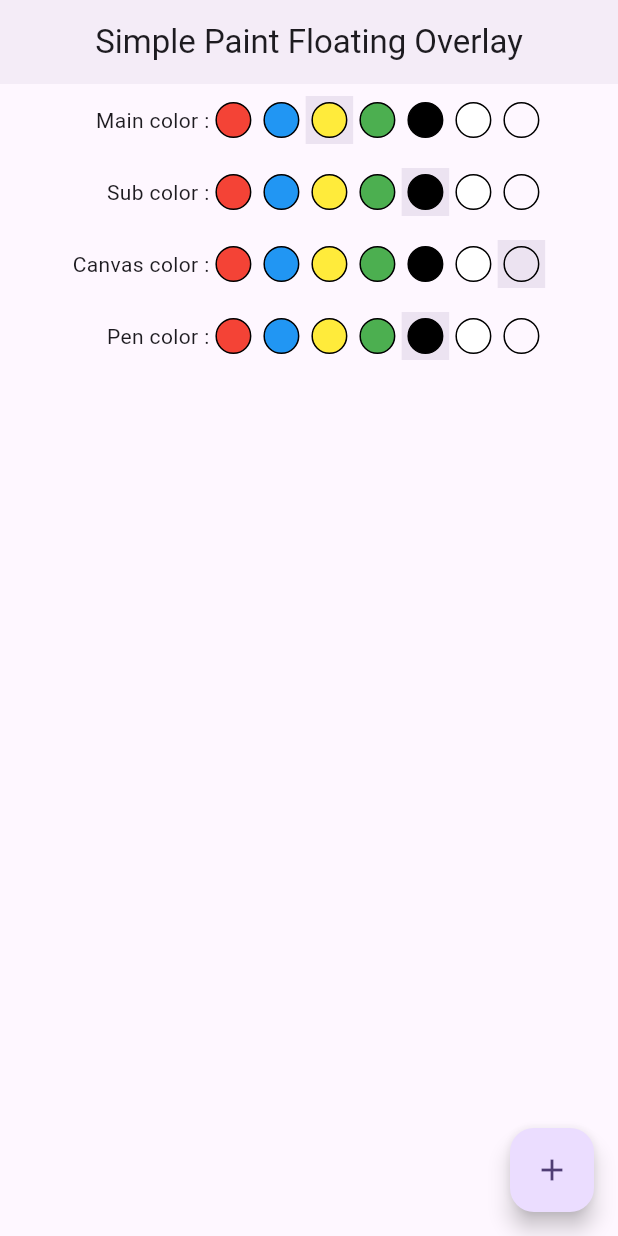
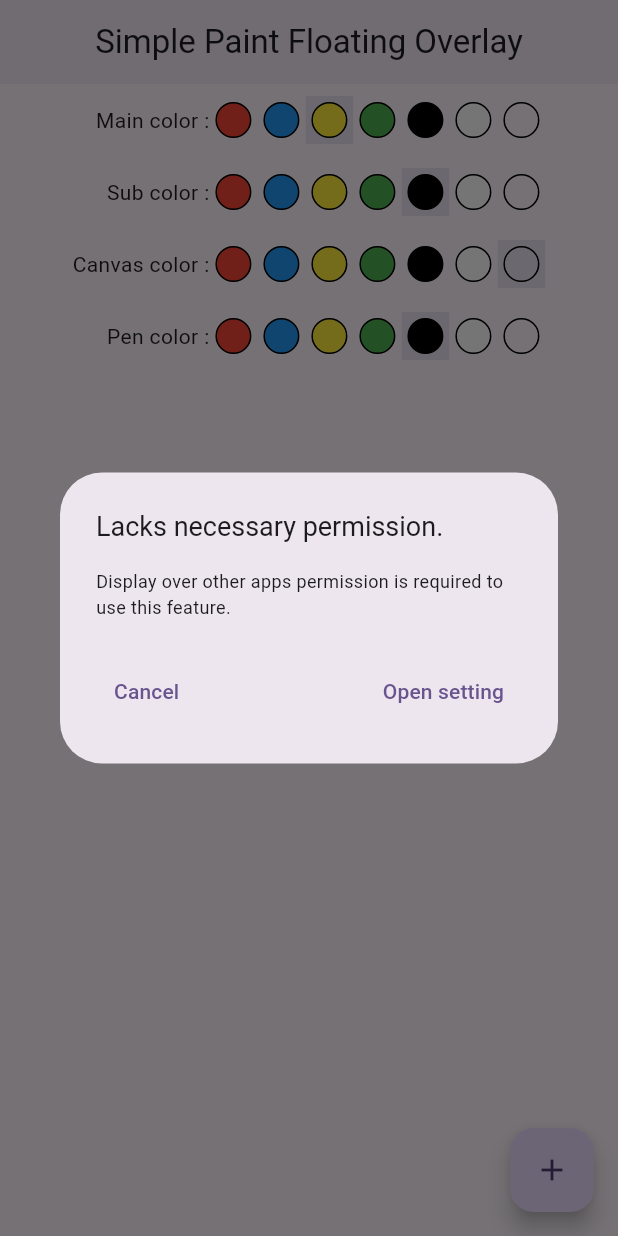
Before and after one commit to kimilini1227/simple_paint_floating_overlay, a Flutter app: the screen it shows after launch, after a tap on the "add" icon, on a phone screen of 412 x 824 dp. Run offline on Flutter 3.47's test engine with Material 3 defaults, Android fonts, the phone set to English and light mode, and no system bars; missing offline and left inert: flutter_overlay_window.

Commit message:
Handle for issue #2.
Changed to check every time when display over other apps permission is required.
Changed so that the display over other apps permission setting screen is not automatically displayed when the application is launched.
When displaying an overlay, if display over other apps is not allowed, a dialog box will now prompt for permission.

```diff
--- a/lib/main.dart
+++ b/lib/main.dart
@@ -1,3 +1,5 @@
+import 'dart:async';
+
 import 'package:flutter/material.dart';
 
 import 'package:flutter_overlay_window/flutter_overlay_window.dart';
@@ -37,7 +39,6 @@ class MyHomePage extends StatefulWidget {
 }
 
 class _MyHomePageState extends State<MyHomePage> {
-  bool? status = false;
   List<bool> isSelectedMainColor = List.filled(Constraints.settingColorList.length, false);
   List<bool> isSelectedSubColor = List.filled(Constraints.settingColorList.length, false);
   List<bool> isSelectedCanvasColor = List.filled(Constraints.settingColorList.length, false);
@@ -54,12 +55,6 @@ class _MyHomePageState extends State<MyHomePage> {
     isSelectedSubColor[Constraints.settingColorList.indexOf(Constraints.overlayWindowSubColor)] = true;
     isSelectedCanvasColor[Constraints.settingColorList.indexOf(Constraints.overlayWindowCanvasColor)] = true;
     isSelectedPenColor[Constraints.settingColorList.indexOf(Constraints.overlayCanvasPenColor)] = true;
-    Future(() async {
-      status = await FlutterOverlayWindow.isPermissionGranted();
-      if (!status!) {
-        status = await FlutterOverlayWindow.requestPermission();
-      }
-    });
   }
 
   @override
@@ -120,7 +115,8 @@ class _MyHomePageState extends State<MyHomePage> {
   }
 
   void _toggleOverlay() async {
-    if (status!) {
+    bool status = await FlutterOverlayWindow.isPermissionGranted();
+    if (status) {
       if (!(await FlutterOverlayWindow.isActive())) {
         FlutterOverlayWindow.shareData({
           'width': (widthLogical! * Constraints.overlayWidthRatio).toInt(),
@@ -147,6 +143,8 @@ class _MyHomePageState extends State<MyHomePage> {
       } else {
         await FlutterOverlayWindow.closeOverlay();
       }
+    } else {
+      _showRequestPermissionDialog();
     }
   }
 
@@ -184,11 +182,50 @@ class _MyHomePageState extends State<MyHomePage> {
     );
   }
 
+  void _showRequestPermissionDialog() async {
+    await showDialog(
+      context: context,
+      builder: (_) {
+        return AlertDialog(
+          title: const Text(
+            'Lacks necessary permission.',
+            style: TextStyle(
+              fontSize: 18.0,
+            ),
+          ),
+          content: const Text(
+            'Display over other apps permission is required to use this feature.',
+            style: TextStyle(
+              fontSize: 12.0,
+            ),
+          ),
+          actionsAlignment: MainAxisAlignment.spaceBetween,
+          actions: <Widget> [
+            TextButton(
+              onPressed: () {
+                Navigator.pop(context);
+              },
+              child: const Text('Cancel'),
+            ),
+            TextButton(
+              onPressed: () {
+                Navigator.pop(context);
+                FlutterOverlayWindow.requestPermission();
+              },
+              child: const Text('Open setting'),
+            ),
+          ],
+        );
+      },
+    );
+  }
+
   @override
   void dispose() {
     super.dispose();
     Future(() async {
-      if (status!) {
+      bool status = await FlutterOverlayWindow.isPermissionGranted();
+      if (status) {
         if (await FlutterOverlayWindow.isActive()) {
           FlutterOverlayWindow.closeOverlay();
         }
```
Lines whose indentation alone changed are shown as unchanged.
